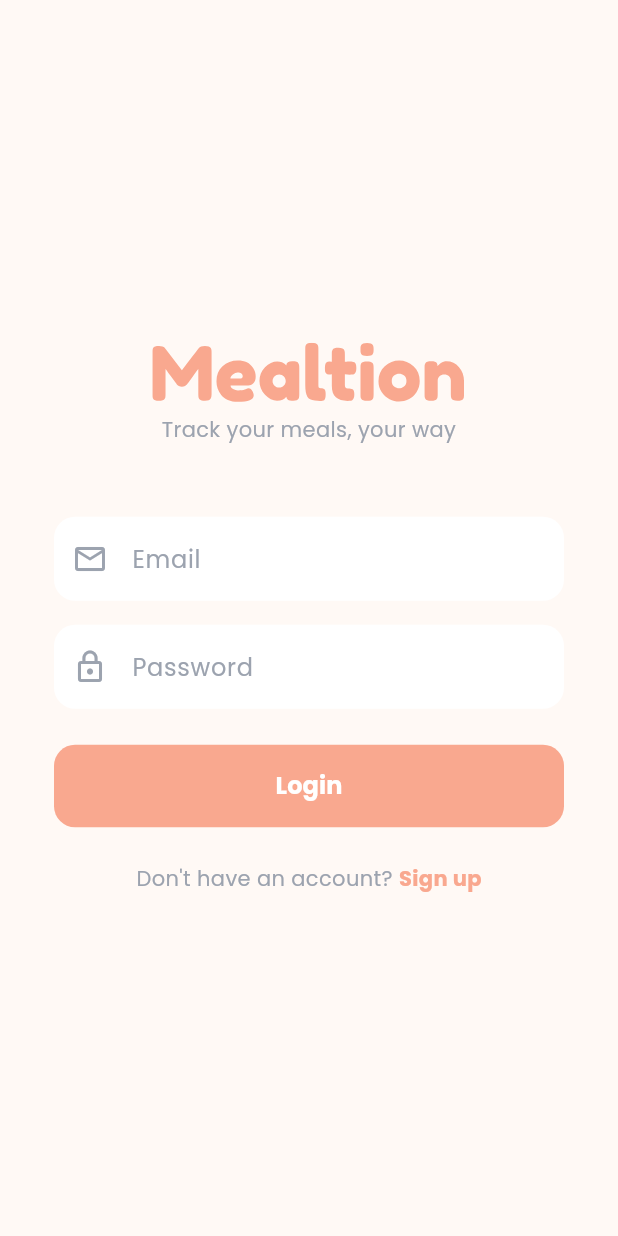
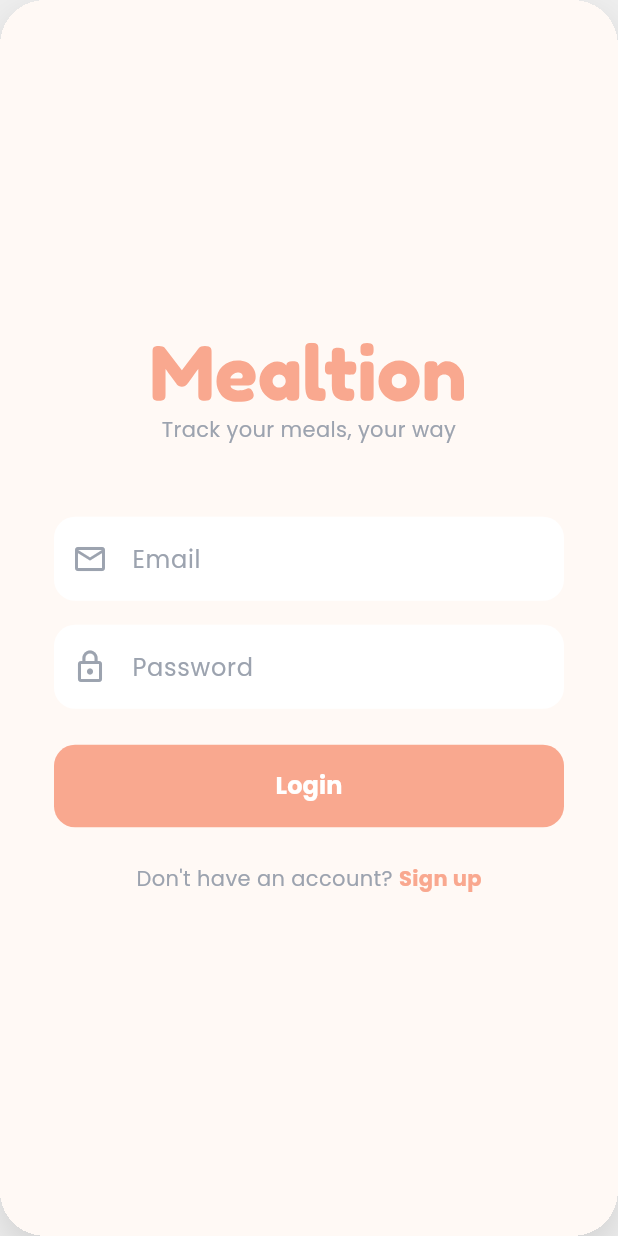
Before and after one commit to gincole/mealtion, a Flutter app: the screen it shows after launch, on a phone screen of 412 x 824 dp. Run offline on Flutter 3.47's test engine with Material 3 defaults, Android fonts, the phone set to English and light mode, and no system bars; our stand-ins replace flutter_secure_storage, flutter_svg, google_fonts, image_picker; accounts and stored records are empty.

Commit message:
fix: ui layout

```diff
--- a/mealtion/lib/main.dart
+++ b/mealtion/lib/main.dart
@@ -25,6 +25,33 @@ class MealtionApp extends StatelessWidget {
       title: 'Mealtion',
       debugShowCheckedModeBanner: false,
       theme: buildMealtionTheme(),
+      // Use builder to constrain the app view on wide screens (desktop/web)
+      builder: (context, child) {
+        return Scaffold(
+          // Background color for the outer desktop area
+          backgroundColor: Colors.grey[200],
+          body: Center(
+            child: Container(
+              // Constrain width to simulate mobile device
+              constraints: const BoxConstraints(maxWidth: 480),
+              // Clip content to match the border radius
+              clipBehavior: Clip.hardEdge,
+              decoration: BoxDecoration(
+                // Rounded corners matching the wireframe
+                borderRadius: BorderRadius.circular(30),
+                boxShadow: [
+                  BoxShadow(
+                    color: Colors.black12,
+                    blurRadius: 20,
+                    offset: const Offset(0, 10),
+                  ),
+                ],
+              ),
+              child: child,
+            ),
+          ),
+        );
+      },
       home: const AuthWrapper(),
     );
   }
@@ -48,7 +75,7 @@ class _AuthWrapperState extends State<AuthWrapper> with SingleTickerProviderStat
   void initState() {
     super.initState();
 
-    // Splash animation
+    // Splash animation setup
     _splashController = AnimationController(
       duration: const Duration(milliseconds: 800),
       vsync: this,
```
Also changed, not shown: mealtion/assets/images/mealtion-logo.svg (added), 2 other files.
